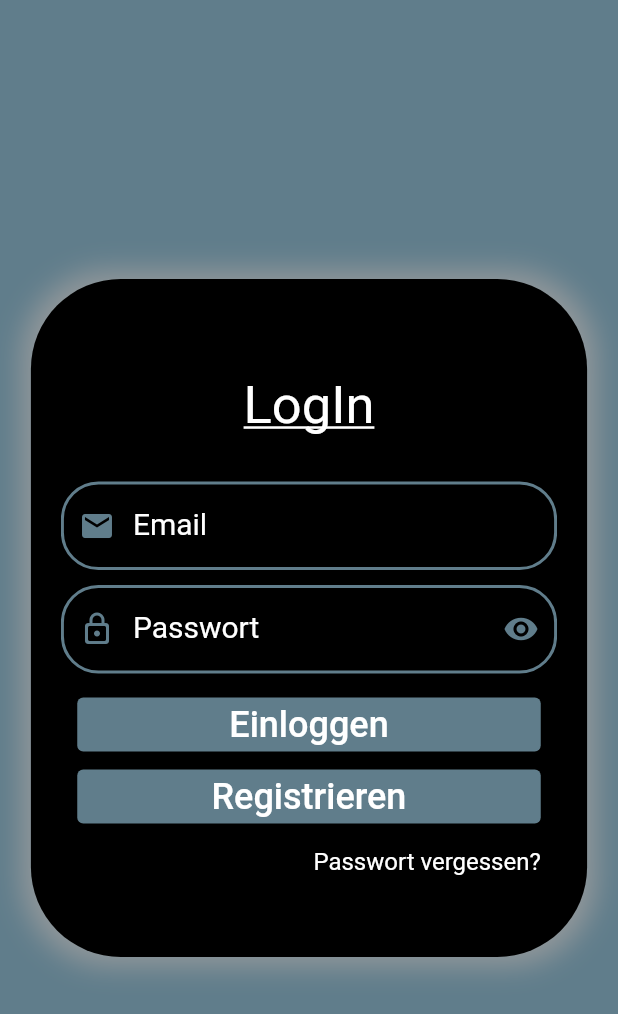
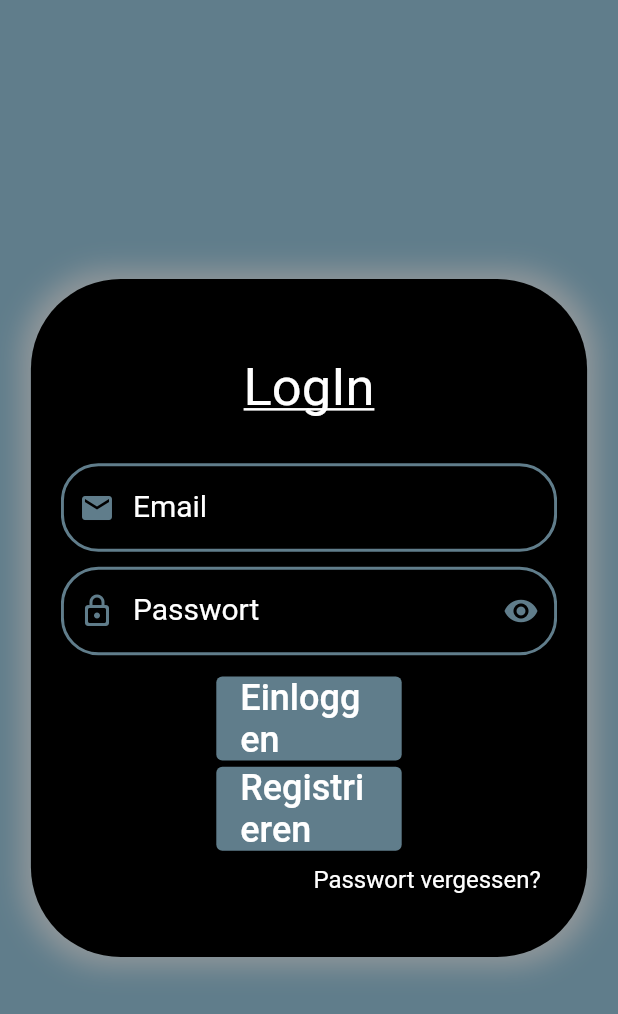
Before and after one commit to tjoooobooo/workout_watcher, a Flutter app: the screen it shows after launch, on a phone screen of 412 x 824 dp. Shown: the top 1014 px of the screen. Run offline on Flutter 3.47's test engine with Material 2 defaults, Android fonts, the phone set to English and light mode, and no system bars; our stand-ins replace cloud_firestore, dartz, equatable, firebase_auth, firebase_core, firebase_messaging and 11 more; missing offline and left inert: enum_to_string; accounts and stored records are empty.

```diff
--- a/lib/Views/SettingsView.dart
+++ b/lib/Views/SettingsView.dart
@@ -36,7 +36,6 @@ class _SettingsViewState extends State<SettingsView> {
                       ElevatedButton(
                           onPressed: () {
                             sl<AuthBloc>().add(LogOutEvent());
-                            // GoRouter.of(context).go("/");
                           },
                           child: Row(
                             mainAxisAlignment: MainAxisAlignment.spaceEvenly,
--- a/lib/core/features/login/bloc/auth_state.dart
+++ b/lib/core/features/login/bloc/auth_state.dart
@@ -27,16 +27,18 @@ extension AuthStateStatusX on AuthStateStatus {
 class AuthState extends Equatable {
   final AuthStateStatus status;
   final UserModel user;
+  final String message;
 
   const AuthState({
     this.status = AuthStateStatus.login,
     this.user = UserModel.empty,
+    this.message = ""
   });
 
   @override
   List<Object> get props => [status, UserModel.empty];
 
-  AuthState copyWith({AuthStateStatus? status, UserModel user = UserModel.empty}) {
-    return AuthState(status: status ?? this.status, user: user);
+  AuthState copyWith({AuthStateStatus? status, UserModel user = UserModel.empty, String message = ""}) {
+    return AuthState(status: status ?? this.status, user: user, message: message);
   }
 }
--- a/lib/core/features/login/data/repositories/login_repository_firebase.dart
+++ b/lib/core/features/login/data/repositories/login_repository_firebase.dart
@@ -37,8 +37,10 @@ class LoginRepositoryFirebase extends LoginRepository {
           email: email, password: password);
 
       return right(_firebaseAuth.currentUser!.toUser);
+    } on firebase_auth.FirebaseAuthException catch (e) {
+      return left(LoginFailure(message: e.message ?? ""));
     } catch (_) {
-      return left(LoginFailure());
+      return left(const LoginFailure(message: ""));
     }
   }
 
--- a/lib/core/features/login/presentation/pages/login_page.dart
+++ b/lib/core/features/login/presentation/pages/login_page.dart
@@ -33,7 +33,7 @@ class _LoginPageState extends State<LoginPage> {
                 mainAxisAlignment: MainAxisAlignment.center,
                 children: [
                   Container(
-                      width: MediaQuery.of(context).size.width * 0.9,
+                      width: MediaQuery.of(context).size.width > 650 ? 650 : MediaQuery.of(context).size.width * 0.9,
                       padding: const EdgeInsets.all(20.0),
                       decoration: BoxDecoration(
                         color: Colors.black,
--- a/lib/core/features/login/presentation/widgets/login_container.dart
+++ b/lib/core/features/login/presentation/widgets/login_container.dart
@@ -1,6 +1,7 @@
 import 'package:flutter/gestures.dart';
 import 'package:flutter/material.dart';
 import 'package:flutter_bloc/flutter_bloc.dart';
+import 'package:go_router/go_router.dart';
 import 'package:workout_watcher/Widgets/CustomFormField.dart';
 import 'package:workout_watcher/Widgets/LoadWidget.dart';
 import 'package:workout_watcher/core/di/injection_container.dart';
@@ -97,43 +98,28 @@ class _LoginContainer extends State<LoginContainer> {
           const SizedBox(height: 10.0),
           BlocBuilder<AuthBloc, AuthState>(
             builder: ((context, state) {
+              bool hasError = false;
+
               if (state.status == AuthStateStatus.loading) {
                 return const LoadingWidget();
               } else if (state.status == AuthStateStatus.error) {
-                return Column(
-                  children: [
-                    const Text(
-                      "Error",
-                      style: TextStyle(color: Colors.white),
-                    ),
-                    ElevatedButton(
-                      onPressed: () {
-                        if (formGlobalKey.currentState!.validate()) {
-                          context.read<AuthBloc>().add(LogInEvent(
-                              emailCtrl.text.trim(), passCtrl.text.trim()));
-                        }
-                      },
-                      child: const Text(
-                        "Einloggen",
-                        style: TextStyle(fontSize: 24),
-                      ),
-                    ),
-                    ElevatedButton(
-                      onPressed: () {
-                        sl<AuthBloc>().add(RegistrationModeEvent());
-                      },
-                      child: const Text(
-                        "Registrieren",
-                        style: TextStyle(fontSize: 24),
-                      ),
-                    )
-                  ],
-                );
+                hasError = true;
               }
 
               return Column(
                 children: [
+                  hasError ?
                   SizedBox(
+                    child: Text(
+                      "Error: ${state.message}",
+                      style: const TextStyle(color: Colors.white),
+                    ),
+                  ) : Container(),
+                  SizedBox(
+                    height: MediaQuery.of(context).size.height * 0.005,
+                  ),
+                  SizedBox(
+                    width: MediaQuery.of(context).size.width * 0.3,
                     child: ElevatedButton(
                       onPressed: () {
                         if (formGlobalKey.currentState!.validate()) {
@@ -146,9 +132,12 @@ class _LoginContainer extends State<LoginContainer> {
                         style: TextStyle(fontSize: 24),
                       ),
                     ),
-                    width: MediaQuery.of(context).size.width * 0.75,
                   ),
                   SizedBox(
+                    height: MediaQuery.of(context).size.height * 0.005,
+                  ),
+                  SizedBox(
+                    width: MediaQuery.of(context).size.width * 0.3,
                     child: ElevatedButton(
                       onPressed: () {
                         sl<AuthBloc>().add(RegistrationModeEvent());
@@ -158,7 +147,6 @@ class _LoginContainer extends State<LoginContainer> {
                         style: TextStyle(fontSize: 24),
                       ),
                     ),
-                    width: MediaQuery.of(context).size.width * 0.75,
                   ),
                 ],
               );
@@ -166,13 +154,13 @@ class _LoginContainer extends State<LoginContainer> {
           ),
           const SizedBox(height: 10.0),
           SizedBox(
+            width: MediaQuery.of(context).size.width * 0.75,
             child: RichText(
                 textAlign: TextAlign.right,
                 text: TextSpan(
                     text: "Passwort vergessen? ",
                     style: const TextStyle(fontSize: 16),
                     recognizer: TapGestureRecognizer()..onTap = () {})),
-            width: MediaQuery.of(context).size.width * 0.75,
           ),
         ],
       ),
--- a/lib/utils/AuthenticationService.dart
+++ b/lib/utils/AuthenticationService.dart
@@ -31,7 +31,7 @@ class AuthenticationService {
           password: password
       );
 
-      await this.signIn(email: email, password: password);
+      await signIn(email: email, password: password);
 
       return "Signed up";
 
@@ -40,14 +40,13 @@ class AuthenticationService {
     }
   }
 
-  Future<void> userSetup({required String surName, required String name}) async {
+  Future<void> userSetup({required String name}) async {
     FirebaseFirestore firestore = FirebaseFirestore.instance;
     User user = firebaseAuth.currentUser!;
 
     firestore.collection("Users").doc(user.uid).set(
         {
           "uid": user.uid,
-          "surName": surName,
           "name": name
         }
     );
--- a/pubspec.yaml
+++ b/pubspec.yaml
@@ -34,13 +34,13 @@ dependencies:
   # The following adds the Cupertino Icons font to your application.
   # Use with the CupertinoIcons class for iOS style icons.
   cupertino_icons: ^1.0.2
-  flutter_bloc: ^8.0.1
+  flutter_bloc: ^8.1.1
   hydrated_bloc: ^8.1.0
   get_it: ^7.2.0
   enum_to_string: ^2.0.1
   equatable: ^2.0.3
   dartz: ^0.10.1
-  go_router: ^5.1.5
+  go_router: ^6.0.0
   path_provider: ^2.0.10
   loggy: ^2.0.1+1
   font_awesome_flutter: ^10.1.0
```
Also changed, not shown: lib/core/di/injection_container.dart (+5 -6 lines), lib/core/error/failures.dart (+6 -2 lines), lib/core/features/login/bloc/auth_bloc.dart (+23 -19 lines), lib/core/features/login/presentation/widgets/registration_container.dart (+11 -11 lines), lib/core/features/navigation/default_navigation_drawer.dart (+5 -5 lines), lib/core/router/go_router_init.dart (+16 -13 lines), lib/main.dart (+15 -14 lines), pubspec.lock, 2 other files.
